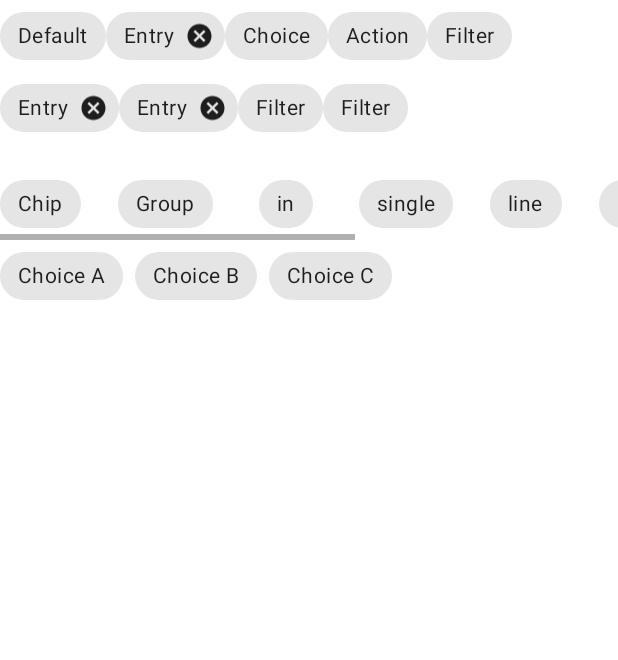
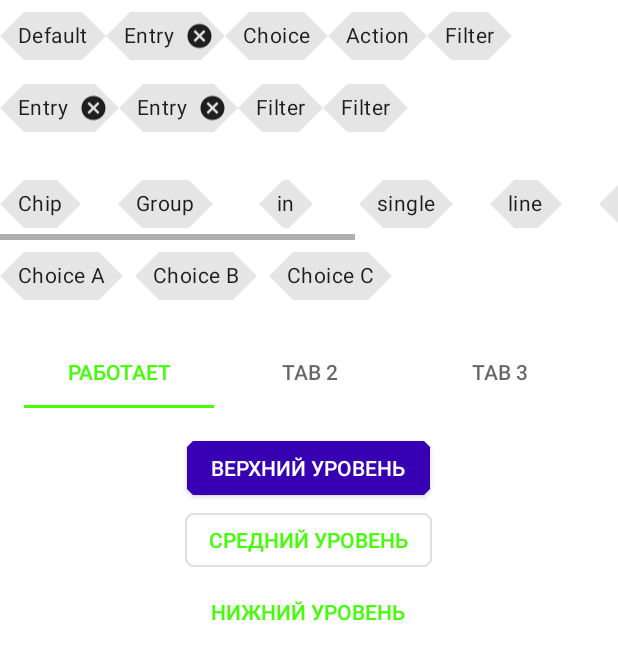
Before and after one commit to makhortius/MaterialDesign, an Android app: the screen it shows after launch (MainActivity), after a tap on "settings", on a phone screen of 412 x 824 dp. Shown: the top 660 px of the screen. Run offline under Robolectric (Android 15) with nearby library versions, the phone set to English and light mode, and no system bars; pictures from the network do not load; Roboto replaces fonts that are not available here.

Commit message:
урок 2 разобрались со стилями материальных кнопок (default, outlined,text)

```diff
--- a/app/src/main/java/com/gb/material_1507_1544_3_1/view/MainActivity.kt
+++ b/app/src/main/java/com/gb/material_1507_1544_3_1/view/MainActivity.kt
@@ -2,6 +2,7 @@ package com.gb.material_1507_1544_3_1.view
 
 import androidx.appcompat.app.AppCompatActivity
 import android.os.Bundle
+import com.gb.material_1507_1544_3_1.view.chips.SettingsFragment
 import com.gb.material_1507_1544_3_1.view.picture.PictureOfTheDayFragment
 import com.gb.material_1507_1555_3_1.R
 
@@ -10,16 +11,14 @@ class MainActivity : AppCompatActivity() {
 
         super.onCreate(savedInstanceState)
         // TODO FULL SCREEN
-        if (isConnecton()) {
-            setTheme(R.style.ThemeConnected)
-        }else{
-            setTheme(R.style.ThemeDisConnected)
-        }
         // если во время исполнения то не забываем выполнить recreate()
         setContentView(R.layout.activity_main)
         if (savedInstanceState == null) {
             supportFragmentManager.beginTransaction()
                 .replace(R.id.container, PictureOfTheDayFragment.newInstance()).commit()
+
+            /*supportFragmentManager.beginTransaction()
+                .replace(R.id.container, SettingsFragment.newInstance()).commit()*/
         }
         //recreate()
     }
--- a/app/src/main/java/com/gb/material_1507_1544_3_1/view/chips/ChipsFragment.kt
+++ b/app/src/main/java/com/gb/material_1507_1544_3_1/view/chips/SettingsFragment.kt
@@ -6,19 +6,15 @@ import android.view.LayoutInflater
 import android.view.View
 import android.view.ViewGroup
 import android.widget.Toast
-import androidx.lifecycle.ViewModelProvider
-import com.gb.material_1507_1544_3_1.viewmodel.PictureOfTheDayViewModel
-import com.gb.material_1507_1555_3_1.R
-import com.gb.material_1507_1555_3_1.databinding.FragmentChipsBinding
-import com.gb.material_1507_1555_3_1.databinding.FragmentMainBinding
+import com.gb.material_1507_1555_3_1.databinding.FragmentSettingsBinding
 import com.google.android.material.chip.Chip
 
 
-class ChipsFragment : Fragment() {
+class SettingsFragment : Fragment() {
 
 
-    private var _binding: FragmentChipsBinding? = null
-    val binding: FragmentChipsBinding
+    private var _binding: FragmentSettingsBinding? = null
+    val binding: FragmentSettingsBinding
         get() {
             return _binding!!
         }
@@ -33,7 +29,7 @@ class ChipsFragment : Fragment() {
         inflater: LayoutInflater, container: ViewGroup?,
         savedInstanceState: Bundle?
     ): View {
-        _binding = FragmentChipsBinding.inflate(inflater, container, false)
+        _binding = FragmentSettingsBinding.inflate(inflater, container, false)
         return binding.root
     }
 
@@ -50,11 +46,13 @@ class ChipsFragment : Fragment() {
             //binding.chipForDelete.visibility = View.GONE
             binding.chipForDelete.isChecked = false
         }
+
+        binding.tabs.getTabAt(0)!!.text = "Работает"
     }
 
     companion object {
         @JvmStatic
         fun newInstance() =
-            ChipsFragment()
+            SettingsFragment()
     }
 }
--- a/app/src/main/java/com/gb/material_1507_1544_3_1/view/picture/PictureOfTheDayFragment.kt
+++ b/app/src/main/java/com/gb/material_1507_1544_3_1/view/picture/PictureOfTheDayFragment.kt
@@ -1,7 +1,6 @@
 package com.gb.material_1507_1544_3_1.view.picture
 
 import android.content.ContentValues.TAG
-import android.content.Context
 import android.content.Intent
 import android.net.Uri
 import android.os.Bundle
@@ -15,7 +14,7 @@ import androidx.lifecycle.Observer
 import androidx.lifecycle.ViewModelProvider
 import coil.load
 import com.gb.material_1507_1544_3_1.view.MainActivity
-import com.gb.material_1507_1544_3_1.view.chips.ChipsFragment
+import com.gb.material_1507_1544_3_1.view.chips.SettingsFragment
 import com.gb.material_1507_1544_3_1.viewmodel.PictureOfTheDayState
 import com.gb.material_1507_1544_3_1.viewmodel.PictureOfTheDayViewModel
 import com.gb.material_1507_1555_3_1.R
@@ -127,7 +126,7 @@ class PictureOfTheDayFragment : Fragment() {
             R.id.app_bar_settings -> requireActivity().supportFragmentManager.beginTransaction()
                 .replace(
                     R.id.container,
-                    ChipsFragment.newInstance()
+                    SettingsFragment.newInstance()
                 ).commit()
             android.R.id.home -> BottomNavigationDrawerFragment().show(
                 requireActivity().supportFragmentManager,
--- a/app/src/main/res/layout/bottom_sheet_layout.xml
+++ b/app/src/main/res/layout/bottom_sheet_layout.xml
@@ -5,9 +5,9 @@
     android:id="@+id/bottom_sheet_container"
     android:layout_width="match_parent"
     android:layout_height="match_parent"
-    android:background="#f6f6fa"
+    android:background="#2020FE"
     app:behavior_hideable="true"
-    android:theme="@style/CustomStyle"
+
     app:behavior_peekHeight="50dp"
     app:layout_behavior="com.google.android.material.bottomsheet.BottomSheetBehavior">
 
@@ -42,7 +42,6 @@
         android:fontFamily="@font/boncegro"
         android:paddingStart="10dp"
         android:paddingEnd="10dp"
-        android:textColor="?textColorConnected"
         android:text="@string/text_two"
         app:layout_constraintEnd_toEndOf="parent"
         app:layout_constraintStart_toStartOf="parent"
--- a/app/src/main/res/layout/fragment_chips.xml
+++ /dev/null
@@ -1,170 +0,0 @@
-<LinearLayout xmlns:android="http://schemas.android.com/apk/res/android"
-    xmlns:tools="http://schemas.android.com/tools"
-    android:layout_width="match_parent"
-    android:layout_height="match_parent"
-    xmlns:app="http://schemas.android.com/apk/res-auto"
-    tools:context="com.gb.material_1507_1544_3_1.view.chips.ChipsFragment"
-    android:orientation="vertical">
-
-
-    <LinearLayout
-        android:layout_width="match_parent"
-        android:layout_height="wrap_content"
-        android:orientation="horizontal">
-
-        <com.google.android.material.chip.Chip
-            android:layout_width="wrap_content"
-            android:layout_height="wrap_content"
-            android:text="Default" />
-
-        <com.google.android.material.chip.Chip
-            android:id="@+id/chipForDelete"
-            style="@style/Widget.MaterialComponents.Chip.Entry"
-            android:layout_width="wrap_content"
-            android:layout_height="wrap_content"
-            android:text="Entry" />
-
-        <com.google.android.material.chip.Chip
-            style="@style/Widget.MaterialComponents.Chip.Choice"
-            android:layout_width="wrap_content"
-            android:layout_height="wrap_content"
-            android:text="Choice" />
-
-        <com.google.android.material.chip.Chip
-            style="@style/Widget.MaterialComponents.Chip.Action"
-            android:layout_width="wrap_content"
-            android:layout_height="wrap_content"
-            android:text="Action" />
-
-        <com.google.android.material.chip.Chip
-            style="@style/Widget.MaterialComponents.Chip.Filter"
-            android:layout_width="wrap_content"
-            android:layout_height="wrap_content"
-            android:text="Filter" />
-    </LinearLayout>
-
-    <LinearLayout
-        android:layout_width="match_parent"
-        android:layout_height="wrap_content"
-        android:orientation="horizontal">
-
-        <com.google.android.material.chip.Chip
-            style="@style/Widget.MaterialComponents.Chip.Entry"
-            android:layout_width="wrap_content"
-            android:layout_height="wrap_content"
-            android:text="Entry" />
-        <com.google.android.material.chip.Chip
-            style="@style/Widget.MaterialComponents.Chip.Entry"
-            android:layout_width="wrap_content"
-            android:layout_height="wrap_content"
-            android:text="Entry" />
-
-
-
-        <com.google.android.material.chip.Chip
-            style="@style/Widget.MaterialComponents.Chip.Filter"
-            android:layout_width="wrap_content"
-            android:layout_height="wrap_content"
-            android:text="Filter" />
-        <com.google.android.material.chip.Chip
-            style="@style/Widget.MaterialComponents.Chip.Filter"
-            android:layout_width="wrap_content"
-            android:layout_height="wrap_content"
-            android:text="Filter" />
-    </LinearLayout>
-
-    <HorizontalScrollView
-        android:layout_width="match_parent"
-        android:layout_height="wrap_content"
-        android:layout_marginTop="16dp">
-
-        <com.google.android.material.chip.ChipGroup
-            android:layout_width="wrap_content"
-            android:layout_height="wrap_content"
-            app:chipSpacingHorizontal="25dp"
-            app:singleLine="true">
-
-            <com.google.android.material.chip.Chip
-                style="@style/Widget.MaterialComponents.Chip.Choice"
-                android:layout_width="wrap_content"
-                android:layout_height="wrap_content"
-                android:text="Chip" />
-
-            <com.google.android.material.chip.Chip
-                style="@style/Widget.MaterialComponents.Chip.Choice"
-                android:layout_width="wrap_content"
-                android:layout_height="wrap_content"
-                android:text="Group" />
-
-            <com.google.android.material.chip.Chip
-                style="@style/Widget.MaterialComponents.Chip.Choice"
-                android:layout_width="wrap_content"
-                android:layout_height="wrap_content"
-                android:text="in" />
-
-            <com.google.android.material.chip.Chip
-                style="@style/Widget.MaterialComponents.Chip.Choice"
-                android:layout_width="wrap_content"
-                android:layout_height="wrap_content"
-                android:text="single" />
-
-            <com.google.android.material.chip.Chip
-                style="@style/Widget.MaterialComponents.Chip.Choice"
-                android:layout_width="wrap_content"
-                android:layout_height="wrap_content"
-                android:text="line" />
-
-            <com.google.android.material.chip.Chip
-                style="@style/Widget.MaterialComponents.Chip.Choice"
-                android:layout_width="wrap_content"
-                android:layout_height="wrap_content"
-                android:text="add" />
-
-            <com.google.android.material.chip.Chip
-                style="@style/Widget.MaterialComponents.Chip.Choice"
-                android:layout_width="wrap_content"
-                android:layout_height="wrap_content"
-                android:text="a" />
-
-            <com.google.android.material.chip.Chip
-                style="@style/Widget.MaterialComponents.Chip.Choice"
-                android:layout_width="wrap_content"
-                android:layout_height="wrap_content"
-                android:text="horizontal" />
-
-            <com.google.android.material.chip.Chip
-                style="@style/Widget.MaterialComponents.Chip.Choice"
-                android:layout_width="wrap_content"
-                android:layout_height="wrap_content"
-                android:text="scroll" />
-        </com.google.android.material.chip.ChipGroup>
-    </HorizontalScrollView>
-
-    <com.google.android.material.chip.ChipGroup
-        android:id="@+id/chipGroup"
-        android:layout_width="wrap_content"
-        android:layout_height="wrap_content"
-        app:singleSelection="true">
-
-        <com.google.android.material.chip.Chip
-            style="@style/Widget.MaterialComponents.Chip.Choice"
-            android:layout_width="wrap_content"
-            android:layout_height="wrap_content"
-            android:text="Choice A" />
-
-        <com.google.android.material.chip.Chip
-            style="@style/Widget.MaterialComponents.Chip.Choice"
-            android:layout_width="wrap_content"
-            android:layout_height="wrap_content"
-            android:text="Choice B" />
-
-        <com.google.android.material.chip.Chip
-            style="@style/Widget.MaterialComponents.Chip.Choice"
-            android:layout_width="wrap_content"
-            android:layout_height="wrap_content"
-            android:text="Choice C" />
-    </com.google.android.material.chip.ChipGroup>
-
-
-
-</LinearLayout>
--- /dev/null
+++ b/app/src/main/res/layout/fragment_settings.xml
@@ -0,0 +1,244 @@
+<ScrollView xmlns:android="http://schemas.android.com/apk/res/android"
+    xmlns:app="http://schemas.android.com/apk/res-auto"
+    xmlns:tools="http://schemas.android.com/tools"
+    android:layout_width="match_parent"
+    android:layout_height="match_parent"
+    android:orientation="vertical"
+    tools:context="com.gb.material_1507_1544_3_1.view.chips.SettingsFragment">
+
+
+    <LinearLayout
+        android:layout_width="match_parent"
+        android:layout_height="wrap_content"
+        android:orientation="vertical">
+
+        <LinearLayout
+            android:layout_width="match_parent"
+            android:layout_height="wrap_content"
+            android:orientation="horizontal">
+
+            <com.google.android.material.chip.Chip
+                android:layout_width="wrap_content"
+                android:layout_height="wrap_content"
+                android:text="Default" />
+
+            <com.google.android.material.chip.Chip
+                android:id="@+id/chipForDelete"
+                style="@style/Widget.MaterialComponents.Chip.Entry"
+                android:layout_width="wrap_content"
+                android:layout_height="wrap_content"
+                android:text="Entry" />
+
+            <com.google.android.material.chip.Chip
+                style="@style/Widget.MaterialComponents.Chip.Choice"
+                android:layout_width="wrap_content"
+                android:layout_height="wrap_content"
+                android:text="Choice" />
+
+            <com.google.android.material.chip.Chip
+                style="@style/Widget.MaterialComponents.Chip.Action"
+                android:layout_width="wrap_content"
+                android:layout_height="wrap_content"
+                android:text="Action" />
+
+            <com.google.android.material.chip.Chip
+                style="@style/Widget.MaterialComponents.Chip.Filter"
+                android:layout_width="wrap_content"
+                android:layout_height="wrap_content"
+                android:text="Filter" />
+        </LinearLayout>
+
+        <LinearLayout
+            android:layout_width="match_parent"
+            android:layout_height="wrap_content"
+            android:orientation="horizontal">
+
+            <com.google.android.material.chip.Chip
+                style="@style/Widget.MaterialComponents.Chip.Entry"
+                android:layout_width="wrap_content"
+                android:layout_height="wrap_content"
+                android:text="Entry" />
+
+            <com.google.android.material.chip.Chip
+                style="@style/Widget.MaterialComponents.Chip.Entry"
+                android:layout_width="wrap_content"
+                android:layout_height="wrap_content"
+                android:text="Entry" />
+
+
+            <com.google.android.material.chip.Chip
+                style="@style/Widget.MaterialComponents.Chip.Filter"
+                android:layout_width="wrap_content"
+                android:layout_height="wrap_content"
+                android:text="Filter" />
+
+            <com.google.android.material.chip.Chip
+                style="@style/Widget.MaterialComponents.Chip.Filter"
+                android:layout_width="wrap_content"
+                android:layout_height="wrap_content"
+                android:text="Filter" />
+        </LinearLayout>
+
+        <HorizontalScrollView
+            android:layout_width="match_parent"
+            android:layout_height="wrap_content"
+            android:layout_marginTop="16dp">
+
+            <com.google.android.material.chip.ChipGroup
+                android:layout_width="wrap_content"
+                android:layout_height="wrap_content"
+                app:chipSpacingHorizontal="25dp"
+                app:singleLine="true">
+
+                <com.google.android.material.chip.Chip
+                    style="@style/Widget.MaterialComponents.Chip.Choice"
+                    android:layout_width="wrap_content"
+                    android:layout_height="wrap_content"
+                    android:text="Chip" />
+
+                <com.google.android.material.chip.Chip
+                    style="@style/Widget.MaterialComponents.Chip.Choice"
+                    android:layout_width="wrap_content"
+                    android:layout_height="wrap_content"
+                    android:text="Group" />
+
+                <com.google.android.material.chip.Chip
+                    style="@style/Widget.MaterialComponents.Chip.Choice"
+                    android:layout_width="wrap_content"
+                    android:layout_height="wrap_content"
+                    android:text="in" />
+
+                <com.google.android.material.chip.Chip
+                    style="@style/Widget.MaterialComponents.Chip.Choice"
+                    android:layout_width="wrap_content"
+                    android:layout_height="wrap_content"
+                    android:text="single" />
+
+                <com.google.android.material.chip.Chip
+                    style="@style/Widget.MaterialComponents.Chip.Choice"
+                    android:layout_width="wrap_content"
+                    android:layout_height="wrap_content"
+                    android:text="line" />
+
+                <com.google.android.material.chip.Chip
+                    style="@style/Widget.MaterialComponents.Chip.Choice"
+                    android:layout_width="wrap_content"
+                    android:layout_height="wrap_content"
+                    android:text="add" />
+
+                <com.google.android.material.chip.Chip
+                    style="@style/Widget.MaterialComponents.Chip.Choice"
+                    android:layout_width="wrap_content"
+                    android:layout_height="wrap_content"
+                    android:text="a" />
+
+                <com.google.android.material.chip.Chip
+                    style="@style/Widget.MaterialComponents.Chip.Choice"
+                    android:layout_width="wrap_content"
+                    android:layout_height="wrap_content"
+                    android:text="horizontal" />
+
+                <com.google.android.material.chip.Chip
+                    style="@style/Widget.MaterialComponents.Chip.Choice"
+                    android:layout_width="wrap_content"
+                    android:layout_height="wrap_content"
+                    android:text="scroll" />
+            </com.google.android.material.chip.ChipGroup>
+        </HorizontalScrollView>
+
+        <com.google.android.material.chip.ChipGroup
+            android:id="@+id/chipGroup"
+            android:layout_width="wrap_content"
+            android:layout_height="wrap_content"
+            app:singleSelection="true">
+
+            <com.google.android.material.chip.Chip
+                style="@style/Widget.MaterialComponents.Chip.Choice"
+                android:layout_width="wrap_content"
+                android:layout_height="wrap_content"
+                android:text="Choice A" />
+
+            <com.google.android.material.chip.Chip
+                style="@style/Widget.MaterialComponents.Chip.Choice"
+                android:layout_width="wrap_content"
+                android:layout_height="wrap_content"
+                android:text="Choice B" />
+
+            <com.google.android.material.chip.Chip
+                style="@style/Widget.MaterialComponents.Chip.Choice"
+                android:layout_width="wrap_content"
+                android:layout_height="wrap_content"
+                android:text="Choice C" />
+        </com.google.android.material.chip.ChipGroup>
+
+
+        <LinearLayout
+            android:layout_width="match_parent"
+            android:layout_height="wrap_content"
+            android:layout_marginTop="16dp"
+            android:orientation="vertical">
+
+            <androidx.constraintlayout.widget.ConstraintLayout
+                android:layout_width="match_parent"
+                android:layout_height="wrap_content"
+                android:clipToPadding="false"
+                android:paddingBottom="16dp">
+
+
+                <com.google.android.material.tabs.TabLayout
+                    android:id="@+id/tabs"
+                    android:layout_width="0dp"
+                    android:layout_height="wrap_content"
+                    android:layout_marginStart="16dp"
+                    android:layout_marginTop="16dp"
+                    android:layout_marginEnd="16dp"
+                    app:layout_constraintEnd_toEndOf="parent"
+                    app:layout_constraintStart_toStartOf="parent">
+
+                    <com.google.android.material.tabs.TabItem
+                        android:layout_width="wrap_content"
+                        android:layout_height="wrap_content"
+                        android:text="Tab 1" />
+
+                    <com.google.android.material.tabs.TabItem
+                        android:layout_width="wrap_content"
+                        android:layout_height="wrap_content"
+                        android:text="Tab 2" />
+
+                    <com.google.android.material.tabs.TabItem
+                        android:layout_width="wrap_content"
+                        android:layout_height="wrap_content"
+                        android:text="Tab 3" />
+                </com.google.android.material.tabs.TabLayout>
+
+
+            </androidx.constraintlayout.widget.ConstraintLayout>
+        </LinearLayout>
+
+        <LinearLayout
+            android:layout_width="match_parent"
+            android:layout_height="wrap_content"
+            android:gravity="center"
+            android:orientation="vertical">
+
+            <com.google.android.material.button.MaterialButton
+                android:layout_width="wrap_content"
+                android:layout_height="wrap_content"
+                android:text="Верхний уровень" />
+
+            <com.google.android.material.button.MaterialButton
+                style="@style/Widget.MaterialComponents.Button.OutlinedButton"
+                android:layout_width="wrap_content"
+                android:layout_height="wrap_content"
+                android:text="Средний уровень" />
+
+            <com.google.android.material.button.MaterialButton
+                style="@style/Widget.MaterialComponents.Button.TextButton"
+                android:layout_width="wrap_content"
+                android:layout_height="wrap_content"
+                android:text="Нижний уровень" />
+        </LinearLayout>
+
+
+    </LinearLayout>
+</ScrollView>
--- a/app/src/main/res/values/themes.xml
+++ b/app/src/main/res/values/themes.xml
@@ -15,22 +15,42 @@
         <item name="android:statusBarColor" tools:targetApi="l">?attr/colorPrimaryVariant</item>
         <!-- Customize your theme here. -->
 
+        <item name="textAppearanceButton">@style/CustomStyle</item>
+
+        <item name="shapeAppearanceSmallComponent">@style/AppShapeAppearance.SmallComponent</item>
+        <item name="shapeAppearanceMediumComponent">@style/AppShapeAppearance.MediumComponent</item>
+        <item name="shapeAppearanceLargeComponent">@style/AppShapeAppearance.MediumComponent</item>
+
+
+        <item name="materialButtonStyle">@style/MyButtonStyle</item>
+        <item name="materialButtonOutlinedStyle">@style/MyButtonStyle</item>
 
     </style>
 
 
-    <style name="ThemeConnected" parent="Theme.MaterialComponents.DayNight.NoActionBar">
-        <item name="textColorConnected">@color/color_connected</item>
+    <style name="MyButtonStyle" parent="Widget.MaterialComponents.Button">
+        <item name="backgroundTint">@color/purple_700</item>
     </style>
 
-    <style name="ThemeDisConnected" parent="Theme.MaterialComponents.DayNight.NoActionBar">
-        <item name="textColorConnected">@color/color_disconnected</item>
+    <style name="AppShapeAppearance.SmallComponent" parent="ShapeAppearance.MaterialComponents.SmallComponent">
+        <item name="cornerFamily">cut</item>
+        <item name="cornerSize">4dp</item>
+    </style>
+
+    <style name="AppShapeAppearance.MediumComponent" parent="ShapeAppearance.MaterialComponents.MediumComponent">
+        <item name="cornerFamily">cut</item>
+        <item name="cornerSize">8dp</item>
+    </style>
+
+    <style name="AppShapeAppearance.LargeComponent" parent="ShapeAppearance.MaterialComponents.LargeComponent">
+        <item name="cornerFamily">cut</item>
+        <item name="cornerSize">80dp</item>
     </style>
 
 
-    <style name="CustomStyle">
 
-        <item name="android:textColor">#01F71A</item>
+    <style name="CustomStyle" parent="TextAppearance.AppCompat.Button">
+        <item name="android:textAllCaps">true</item>
     </style>
 
 
```
